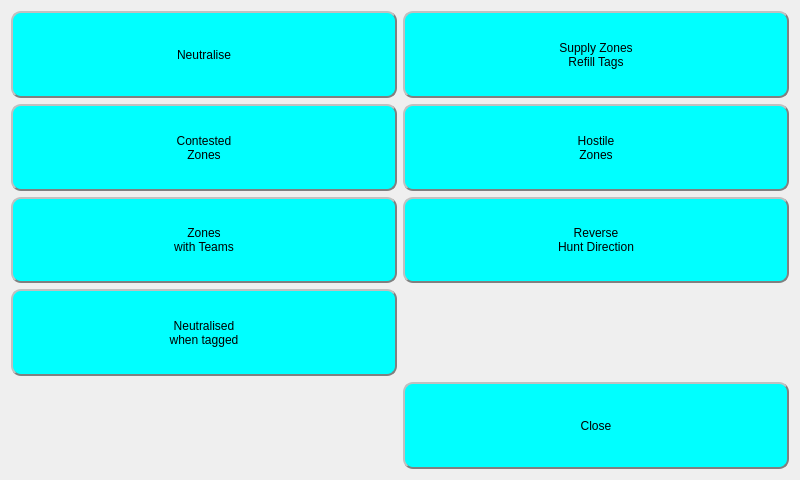
Old version of the form FlagsWindow.ui in the repository rmick/Combobulator.
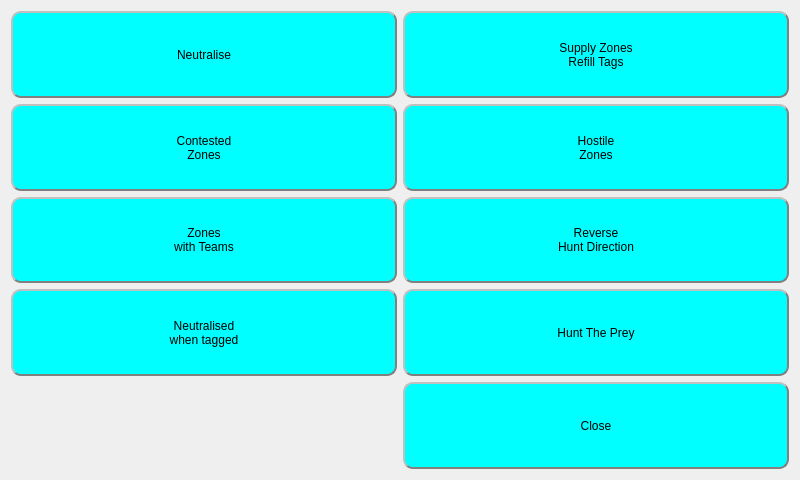
New version of the form.

Commit message:
Refactored GameType and NumberOfTeams to use the setGameType method to change Flags.
Rehost is now working.

PlayersInTeam byte hard coded to 8, as it is not bit dependent. Needs
reworking.

Patch:
```diff
--- a/FlagsWindow.ui
+++ b/FlagsWindow.ui
@@ -14,7 +14,25 @@
    <string>Dialog</string>
   </property>
   <property name="styleSheet">
-   <string notr="true"/>
+   <string notr="true">QPushButton
+{
+    background-color: cyan;
+    border-style: outset;
+    border-width: 2px;
+    border-radius: 10px;
+    border-color: grey;
+}
+
+QPushButton:disabled
+{
+    background-color: rgb(200,230	,230); 
+}
+
+QPushButton:checked 
+{ 
+    background-color: rgb(50,220,200);
+	font-weight: bold
+ }</string>
   </property>
   <layout class="QGridLayout" name="gridLayout">
    <item row="0" column="0">
@@ -1074,6 +1092,25 @@
      </property>
     </widget>
    </item>
+   <item row="3" column="1">
+    <widget class="QPushButton" name="btn_HuntThePrey">
+     <property name="sizePolicy">
+      <sizepolicy hsizetype="Minimum" vsizetype="Preferred">
+       <horstretch>0</horstretch>
+       <verstretch>0</verstretch>
+      </sizepolicy>
+     </property>
+     <property name="text">
+      <string>Hunt The Prey</string>
+     </property>
+     <property name="checkable">
+      <bool>true</bool>
+     </property>
+     <property name="autoDefault">
+      <bool>false</bool>
+     </property>
+    </widget>
+   </item>
   </layout>
  </widget>
  <resources/>
```
Left out of the diff: 160 changed lines with no effect on the pictures. The commit also changes 21 other files.
